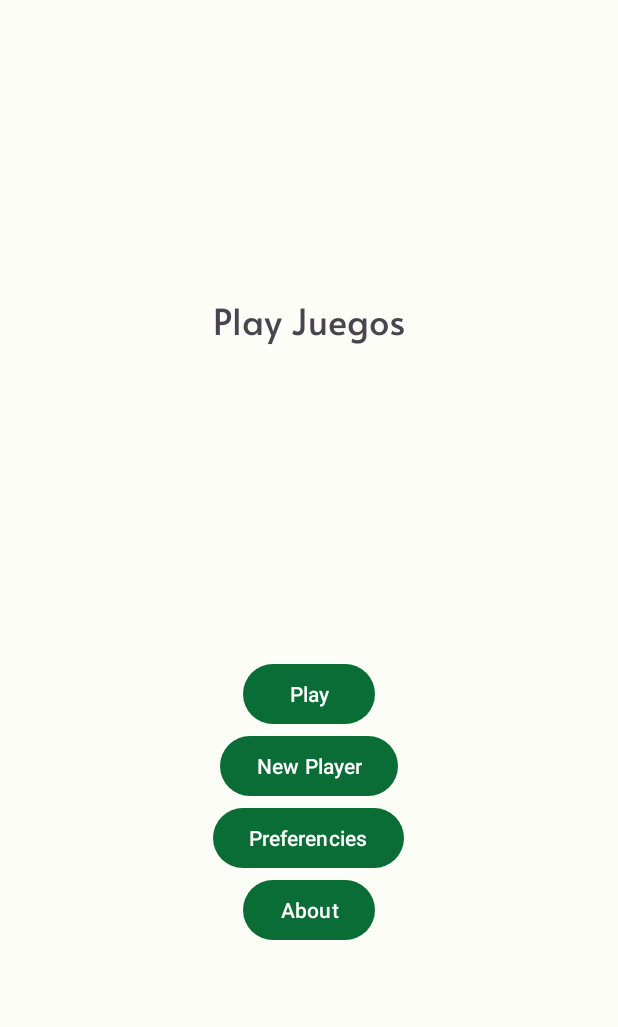
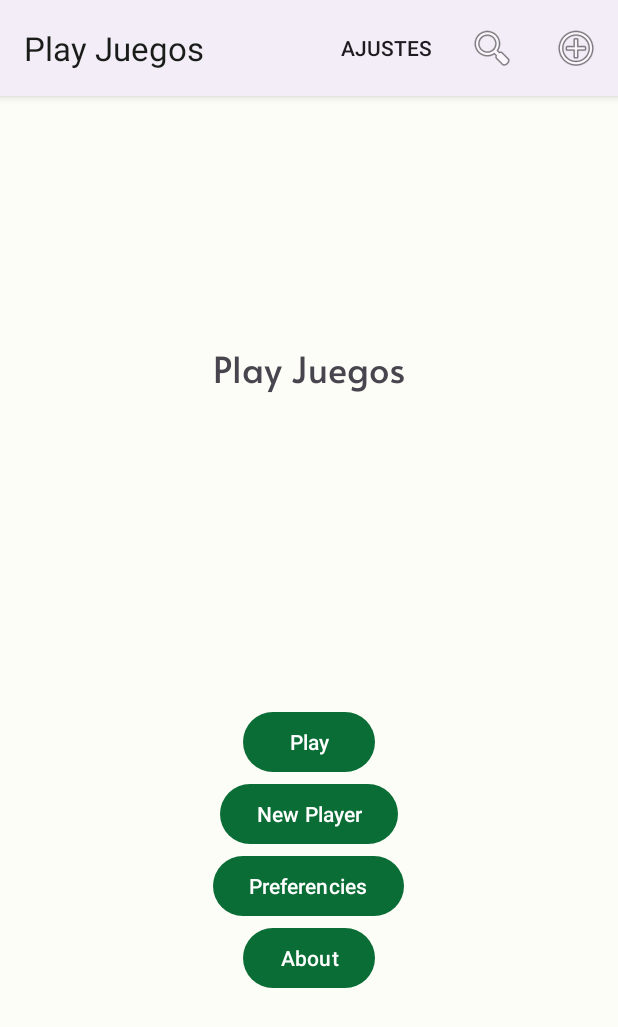
Before and after one commit to Minealex2001/DI-DAM2, an Android app: the screen it shows after launch (MainActivity), on a phone screen of 412 x 824 dp. Shown: the top 1027 px of the screen. Run offline under Robolectric (Android 15) with nearby library versions, the light colour scheme and no system bars.

Commit message:
El ejercicio esta casi

```diff
--- a/Tema 1/Play Games/app/src/main/res/layout/activity_main.xml
+++ b/Tema 1/Play Games/app/src/main/res/layout/activity_main.xml
@@ -1,6 +1,7 @@
 <?xml version="1.0" encoding="utf-8"?>
 <androidx.constraintlayout.widget.ConstraintLayout xmlns:android="http://schemas.android.com/apk/res/android"
     xmlns:app="http://schemas.android.com/apk/res-auto"
+    style=""
     xmlns:tools="http://schemas.android.com/tools"
     android:layout_width="match_parent"
     android:layout_height="match_parent"
--- a/Tema 1/Play Games/app/src/main/res/values-night/themes.xml
+++ b/Tema 1/Play Games/app/src/main/res/values-night/themes.xml
@@ -1,6 +1,6 @@
 
 <resources>
-    <style name="Base.Theme.DIDAM2" parent="Theme.Material3.Dark.NoActionBar">
+    <style name="Base.Theme.DIDAM2" parent="Theme.Material3.Dark">
         <item name="colorPrimary">@color/md_theme_dark_primary</item>
         <item name="colorOnPrimary">@color/md_theme_dark_onPrimary</item>
         <item name="colorPrimaryContainer">@color/md_theme_dark_primaryContainer</item>
--- a/Tema 1/Play Games/app/src/main/res/values/themes.xml
+++ b/Tema 1/Play Games/app/src/main/res/values/themes.xml
@@ -1,6 +1,6 @@
 
 <resources>
-    <style name="Base.Theme.DIDAM2" parent="Theme.Material3.Light.NoActionBar">
+    <style name="Base.Theme.DIDAM2" parent="Theme.Material3.Light">
         <item name="colorPrimary">@color/md_theme_light_primary</item>
         <item name="colorOnPrimary">@color/md_theme_light_onPrimary</item>
         <item name="colorPrimaryContainer">@color/md_theme_light_primaryContainer</item>
```
Also changed, not shown: Tema 1/Play Games/app/src/main/java/com/example/di_dam2/MainActivity.java (+10 -4 lines).
